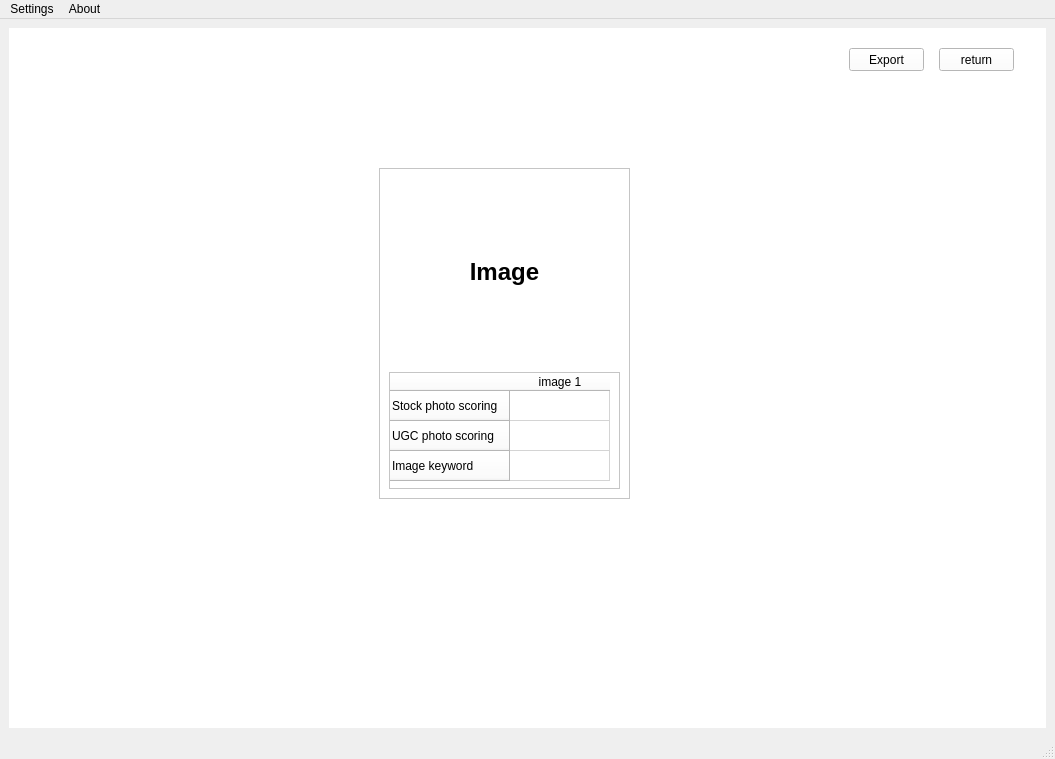
Qt form GUI.ui (tingweichien/ImageScoring) before a commit.
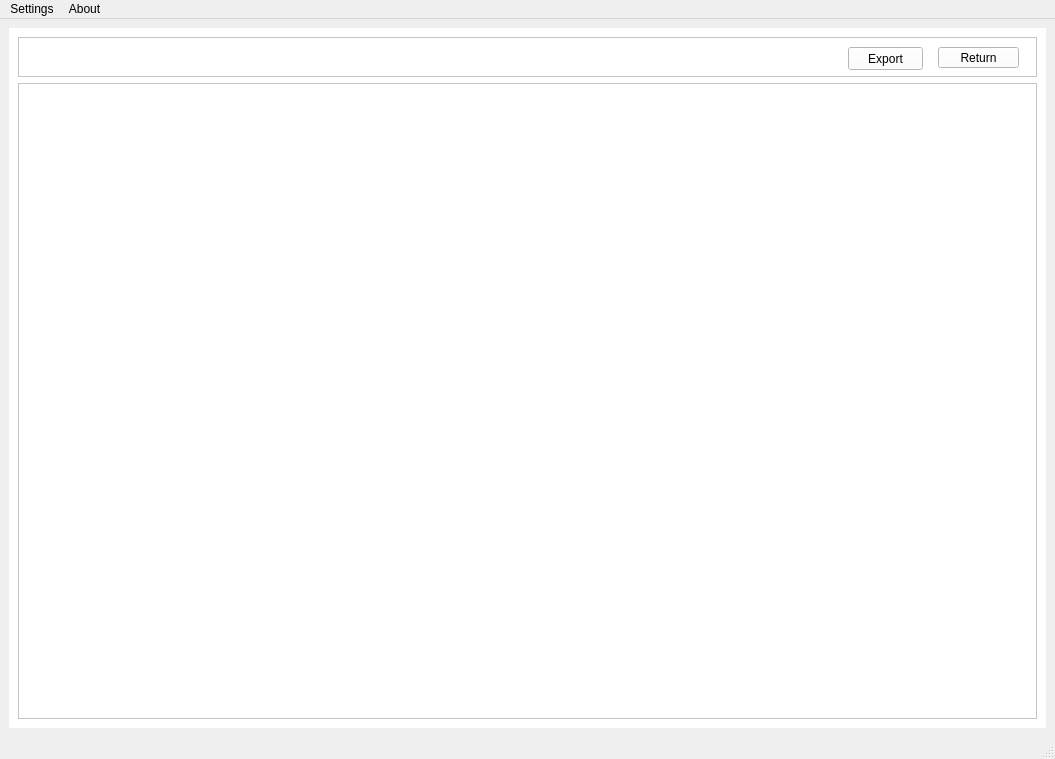
The same form after that commit. The open tabs and pages were chosen to show the change. Icons and pictures are not drawn.

Commit message: [2021/1/25] Update the Readme.md to show the result

The edit to the form file:
```diff
--- a/GUI.ui
+++ b/GUI.ui
@@ -14,8 +14,8 @@
    <string>Image Scoring</string>
   </property>
   <widget class="QWidget" name="centralwidget">
-   <layout class="QGridLayout" name="gridLayout">
-    <item row="0" column="1">
+   <layout class="QHBoxLayout" name="horizontalLayout">
+    <item>
      <widget class="QStackedWidget" name="stackedWidget">
       <property name="styleSheet">
        <string notr="true">background-color: rgb(255, 255, 255);</string>
@@ -95,82 +95,70 @@
         </layout>
        </widget>
       </widget>
-      <widget class="QWidget" name="Result_Page" native="true">
-       <widget class="QFrame" name="image_result_frame">
-        <property name="geometry">
-         <rect>
-          <x>370</x>
-          <y>140</y>
-          <width>251</width>
-          <height>331</height>
-         </rect>
-        </property>
-        <property name="frameShape">
-         <enum>QFrame::StyledPanel</enum>
-        </property>
-        <property name="frameShadow">
-         <enum>QFrame::Raised</enum>
-        </property>
-        <layout class="QVBoxLayout" name="verticalLayout_2">
-         <item>
-          <widget class="QLabel" name="import_image_label">
+      <widget class="QWidget" name="Result_Page">
+       <layout class="QVBoxLayout" name="verticalLayout">
+        <item>
+         <widget class="QFrame" name="upper_frame">
+          <property name="enabled">
+           <bool>true</bool>
+          </property>
+          <property name="minimumSize">
+           <size>
+            <width>1019</width>
+            <height>0</height>
+           </size>
+          </property>
+          <property name="maximumSize">
+           <size>
+            <width>1019</width>
+            <height>40</height>
+           </size>
+          </property>
+          <property name="frameShape">
+           <enum>QFrame::StyledPanel</enum>
+          </property>
+          <property name="frameShadow">
+           <enum>QFrame::Raised</enum>
+          </property>
+          <widget class="QPushButton" name="Export_button">
+           <property name="geometry">
+            <rect>
+             <x>830</x>
+             <y>10</y>
+             <width>75</width>
+             <height>23</height>
+            </rect>
+           </property>
            <property name="text">
-            <string>&lt;html&gt;&lt;head/&gt;&lt;body&gt;&lt;p align=&quot;center&quot;&gt;&lt;br/&gt;&lt;/p&gt;&lt;p align=&quot;center&quot;&gt;&lt;br/&gt;&lt;/p&gt;&lt;p align=&quot;center&quot;&gt;&lt;span style=&quot; font-size:18pt; font-weight:600;&quot;&gt;Image&lt;/span&gt;&lt;/p&gt;&lt;p align=&quot;center&quot;&gt;&lt;br/&gt;&lt;/p&gt;&lt;p align=&quot;center&quot;&gt;&lt;br/&gt;&lt;/p&gt;&lt;/body&gt;&lt;/html&gt;</string>
+            <string>Export</string>
            </property>
           </widget>
-         </item>
-         <item>
-          <widget class="QTableWidget" name="result_table">
-           <row>
-            <property name="text">
-             <string>Stock photo scoring</string>
-            </property>
-           </row>
-           <row>
-            <property name="text">
-             <string>UGC photo scoring</string>
-            </property>
-           </row>
-           <row>
-            <property name="text">
-             <string>Image keyword</string>
-            </property>
-           </row>
-           <column>
-            <property name="text">
-             <string>image 1</string>
-            </property>
-           </column>
+          <widget class="QPushButton" name="return_button">
+           <property name="geometry">
+            <rect>
+             <x>920</x>
+             <y>10</y>
+             <width>81</width>
+             <height>21</height>
+            </rect>
+           </property>
+           <property name="text">
+            <string>Return</string>
+           </property>
           </widget>
-         </item>
-        </layout>
-       </widget>
-       <widget class="QPushButton" name="return_button">
-        <property name="geometry">
-         <rect>
-          <x>930</x>
-          <y>20</y>
-          <width>75</width>
-          <height>23</height>
-         </rect>
-        </property>
-        <property name="text">
-         <string>return</string>
-        </property>
-       </widget>
-       <widget class="QPushButton" name="Export_button">
-        <property name="geometry">
-         <rect>
-          <x>840</x>
-          <y>20</y>
-          <width>75</width>
-          <height>23</height>
-         </rect>
-        </property>
-        <property name="text">
-         <string>Export</string>
-        </property>
-       </widget>
+         </widget>
+        </item>
+        <item>
+         <widget class="QFrame" name="lower_frame">
+          <property name="frameShape">
+           <enum>QFrame::StyledPanel</enum>
+          </property>
+          <property name="frameShadow">
+           <enum>QFrame::Raised</enum>
+          </property>
+         </widget>
+        </item>
+       </layout>
       </widget>
      </widget>
     </item>
```
Left out of the diff: 10 changed lines with no effect on the pictures. The commit also changes 15 other files.
